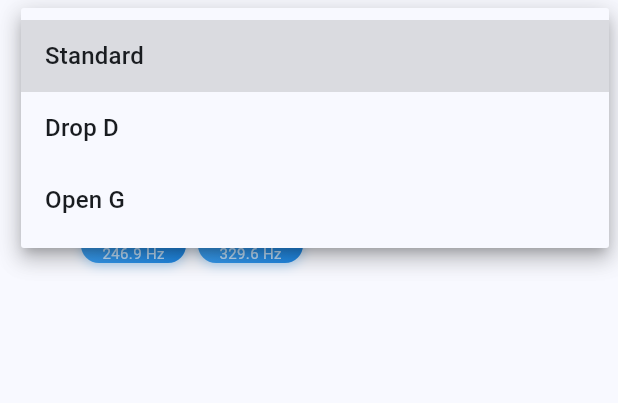
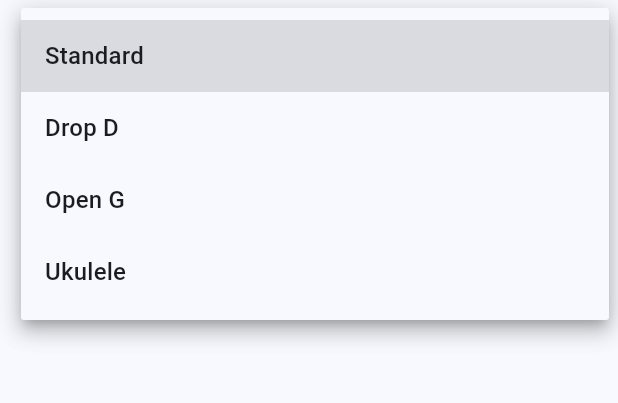
Before and after one commit to mraak/tuner, a Flutter app: the screen it shows after launch, after a tap on "Standard", on a phone screen of 412 x 824 dp, the part 91-494 px from its top. Run offline on Flutter 3.47's test engine with Material 3 defaults, Android fonts, the phone set to English and light mode, and no system bars; our stand-ins replace web; statements that could not run were skipped.

Commit message:
Add ukulele tuning and increase volume to 0.7

```diff
--- a/lib/main.dart
+++ b/lib/main.dart
@@ -69,6 +69,15 @@ final Map<String, GuitarTuning> guitarTunings = {
       GuitarNote(name: 'High D', frequency: 293.66),
     ],
   ),
+  'Ukulele': GuitarTuning(
+    name: 'Ukulele',
+    notes: [
+      GuitarNote(name: 'G', frequency: 392.00),
+      GuitarNote(name: 'C', frequency: 261.63),
+      GuitarNote(name: 'E', frequency: 329.63),
+      GuitarNote(name: 'A', frequency: 440.00),
+    ],
+  ),
 };
 
 class HomePage extends StatefulWidget {
@@ -114,7 +123,7 @@ class _HomePageState extends State<HomePage> {
     gainNode.connect(audioContext.destination);
 
     // Set gain (volume)
-    gainNode.gain.value = 0.3;
+    gainNode.gain.value = 0.7;
 
     // Play the note
     oscillator.start();
```
